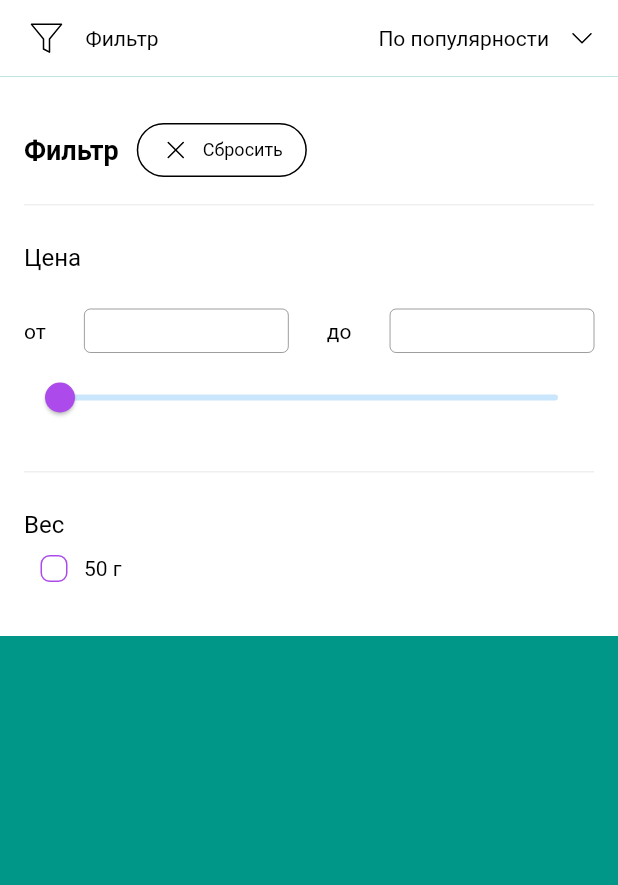
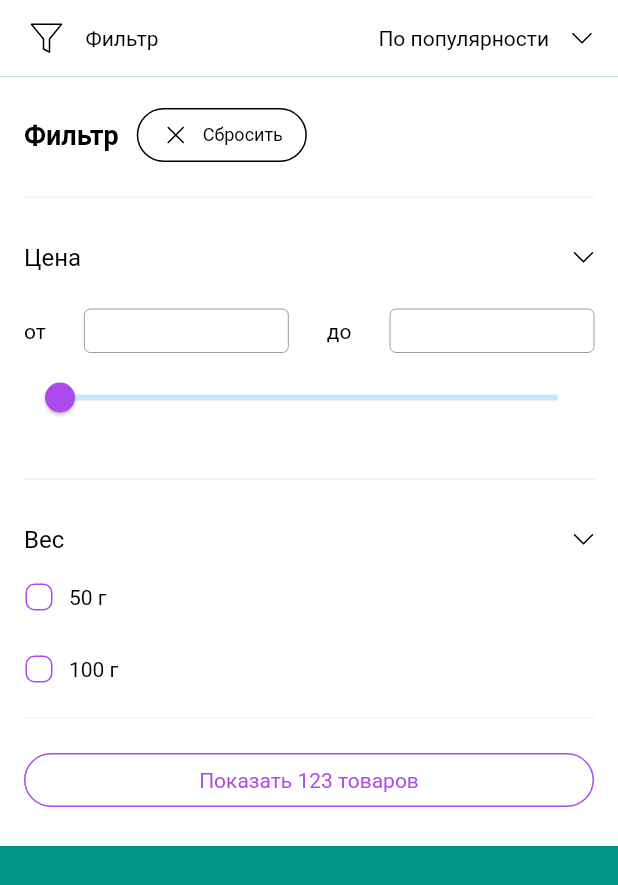
Before and after one commit to guvanch07/emelya, a Flutter app: the Filter screen opened directly, after a tap on "Фильтр", on a phone screen of 412 x 824 dp. Shown: the top 885 px of the screen. Run offline on Flutter 3.47's test engine with Material 2 defaults, Android fonts, the phone set to English and light mode, and no system bars; drawn by our look-alikes of expandable; our stand-ins replace flutter_svg, fluttertoast, google_fonts, sizer; Roboto replaces fonts that are missing (Arial).

Commit message:
added button to filter and refactored checboxes

```diff
--- a/lib/core/utils/toast.dart
+++ b/lib/core/utils/toast.dart
@@ -6,7 +6,7 @@ void showToast(String msg) {
       msg: msg,
       toastLength: Toast.LENGTH_SHORT,
       gravity: ToastGravity.BOTTOM,
-      timeInSecForIosWeb: 1,
+      // timeInSecForIosWeb: 1,
       backgroundColor: AppColors.black.withOpacity(0.8),
       textColor: AppColors.white,
       fontSize: 16.0);
--- a/lib/widgets/buttons/outlined_button.dart
+++ b/lib/widgets/buttons/outlined_button.dart
@@ -48,8 +48,6 @@ class AppOutlinedButton extends StatelessWidget {
           borderRadius: BorderRadius.all(Radius.circular(borderRadius ?? 35)),
         ),
         // padding: padding ?? const EdgeInsets.symmetric(horizontal: 20),
-        //shadowColor: color ?? AppColors.purple,
-        //backgroundColor: color ?? AppColors.white,
         side: const BorderSide(width: 1, color: AppColors.purple),
       ),
       onPressed: press,
--- a/lib/widgets/filter_widget.dart
+++ b/lib/widgets/filter_widget.dart
@@ -1,4 +1,5 @@
 import 'package:emelya/constants/app_colors.dart';
+import 'package:emelya/widgets/buttons/outlined_button.dart';
 import 'package:expandable/expandable.dart';
 import 'package:flutter/cupertino.dart';
 import 'package:flutter/material.dart';
@@ -75,17 +76,23 @@ class FilterExpanded extends StatelessWidget {
   @override
   Widget build(BuildContext context) {
     final divider = Container(
+      margin: const EdgeInsets.symmetric(horizontal: 16),
       height: 1,
       color: AppColors.dividerColor,
     );
 
+    const largePadding = EdgeInsets.symmetric(vertical: 5, horizontal: 16);
+
     return Container(
       color: AppColors.white,
-      child: Padding(
-        padding: const EdgeInsets.symmetric(horizontal: 16, vertical: 25),
       child: Column(
         children: [
-            Row(
+          const SizedBox(
+            height: 10,
+          ),
+          Padding(
+            padding: largePadding,
+            child: Row(
               children: [
                 Text(
                   'Фильтр',
@@ -123,6 +130,7 @@ class FilterExpanded extends StatelessWidget {
                 ),
               ],
             ),
+          ),
           const SizedBox(
             height: 12,
           ),
@@ -130,7 +138,9 @@ class FilterExpanded extends StatelessWidget {
           const SizedBox(
             height: 25,
           ),
-            ExpandableNotifier(
+          Padding(
+            padding: largePadding,
+            child: ExpandableNotifier(
               child: ScrollOnExpand(
                 child: ExpandablePanel(
                   theme: const ExpandableThemeData(
@@ -139,17 +149,24 @@ class FilterExpanded extends StatelessWidget {
                     tapBodyToCollapse: true,
                     hasIcon: false,
                   ),
-                  header: Text(
+                  header: Row(
+                    children: [
+                      Text(
                         'Цена',
                         style: Theme.of(context)
                             .textTheme
                             .bodyText1
                             ?.copyWith(fontSize: 16),
                       ),
+                      const Spacer(),
+                      SvgPicture.asset('assets/icons/chevron_down.svg'),
+                    ],
+                  ),
                   collapsed: Container(
                     height: 25,
                   ),
                   expanded: const PricePicker(),
+                ),
               ),
             ),
           ),
@@ -166,37 +183,93 @@ class FilterExpanded extends StatelessWidget {
                   tapBodyToCollapse: true,
                   hasIcon: false,
                 ),
-                  header: Text(
+                header: Padding(
+                  padding: largePadding,
+                  child: Row(
+                    children: [
+                      Text(
                         'Вес',
                         style: Theme.of(context)
                             .textTheme
                             .bodyText1
                             ?.copyWith(fontSize: 16),
                       ),
-                  collapsed: Container(),
-                  expanded: const WeightPicker(),
+                      const Spacer(),
+                      SvgPicture.asset('assets/icons/chevron_down.svg'),
+                    ],
+                  ),
+                ),
+                collapsed: Container(
+                  height: 25,
+                ),
+                expanded: WeightPicker(),
               ),
             ),
           ),
+          divider,
+          const SizedBox(
+            height: 12,
+          ),
+          Padding(
+            padding: const EdgeInsets.fromLTRB(16, 5, 16, 20),
+            child: Row(
+              children: [
+                Expanded(
+                    child: AppOutlinedButton(
+                        text: 'Показать 123 товаров', press: () {})),
               ],
             ),
+          )
+        ],
       ),
     );
   }
 }
 
 class WeightPicker extends StatelessWidget {
-  const WeightPicker({
+  WeightPicker({
     Key? key,
   }) : super(key: key);
 
+  final List<bool> checkoxValues = [];
+  bool val1 = false;
+  bool val2 = false;
+
   @override
   Widget build(BuildContext context) {
-    return MediaQuery.removePadding(
-      context: context,
-      child: Column(
+    return Column(
       children: [
-          Row(
+        WeightCheckbox(
+          weight: '50 г',
+          value: val1,
+        ),
+        WeightCheckbox(
+          weight: '100 г',
+          value: val2,
+        ),
+        const SizedBox(
+          height: 8,
+        ),
+      ],
+    );
+  }
+}
+
+class WeightCheckbox extends StatelessWidget {
+  const WeightCheckbox({
+    Key? key,
+    required this.weight,
+    required this.value,
+  }) : super(key: key);
+
+  final String weight;
+  final bool value;
+
+  @override
+  Widget build(BuildContext context) {
+    return Padding(
+      padding: const EdgeInsets.symmetric(horizontal: 6, vertical: 4),
+      child: Row(
         children: [
           Checkbox(
             materialTapTargetSize: MaterialTapTargetSize.shrinkWrap,
@@ -204,15 +277,13 @@ class WeightPicker extends StatelessWidget {
             shape: const RoundedRectangleBorder(
               borderRadius: BorderRadius.all(Radius.circular(6)),
             ),
-                value: false,
+            value: value,
             onChanged: (onChanged) {},
           ),
           Text(
-                '50 г',
+            weight,
             style: Theme.of(context).textTheme.bodyText1,
           )
-            ],
-          ),
         ],
       ),
     );
```
Lines whose indentation alone changed are shown as unchanged.
